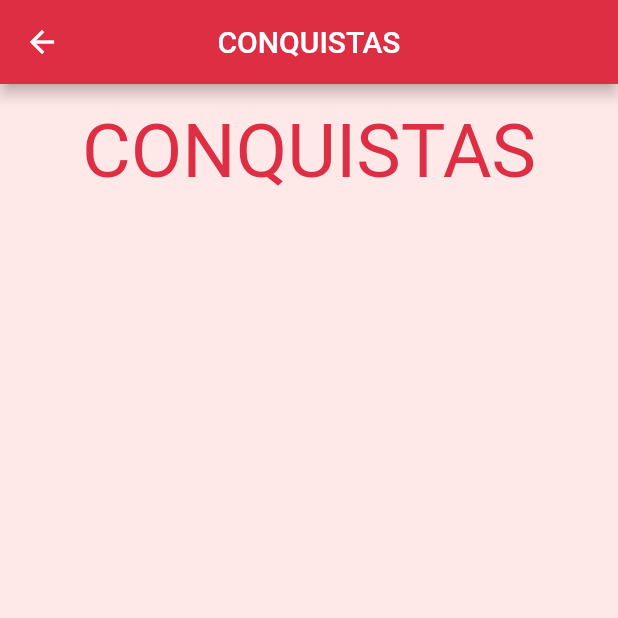
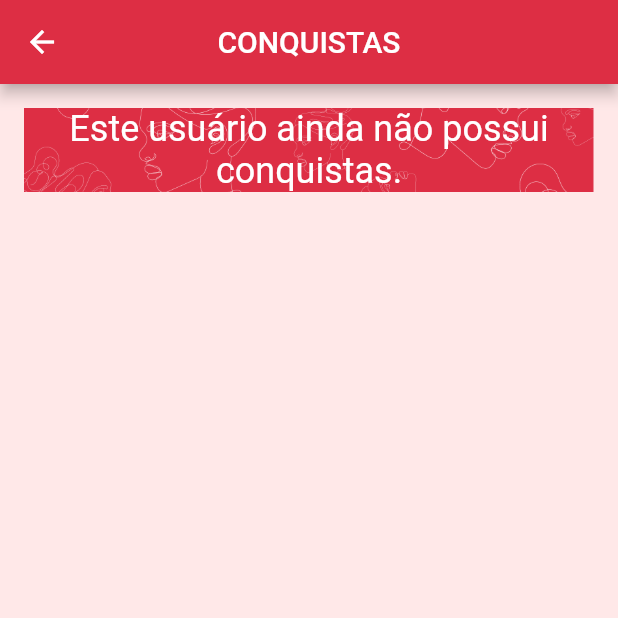
Before and after one commit to DudaSSilva/AS_APP, a Flutter app: the AchiviementsPage screen opened directly, on a phone screen of 412 x 824 dp, the top half of it. Run offline on Flutter 3.47's test engine with Material 2 defaults, Android fonts, the phone set to English and light mode, and no system bars; missing offline and left inert: dart:ffi; statements that could not run were skipped.

Commit message:
Update pacote_achiviements.dart

```diff
--- a/lib/pages/pacote_achiviements.dart
+++ b/lib/pages/pacote_achiviements.dart
@@ -29,15 +29,23 @@ class _AchiviementsPageState extends State<AchiviementsPage> {
       child: ListView(
         children: [
           Container(
+            height: 100%,
+            padding: EdgeInsets.all(0),
+            decoration: const BoxDecoration(
+              image: DecorationImage(
+                image: AssetImage("images/perfilWallpaper.png"),
+                fit: BoxFit.cover,
+              ),
+            ),
             child: Column(
               crossAxisAlignment: CrossAxisAlignment.center,
               children: const [
                 Text(
-                  'CONQUISTAS',
+                  'Este usuário ainda não possui conquistas.',
                   textAlign: TextAlign.center,
                   style: TextStyle(
-                    fontSize: 50,
-                    color: Color(0xFFDD2E44),
+                    fontSize: 24,
+                    color: Colors.white,
                   ),
                 ),
               ],
```
